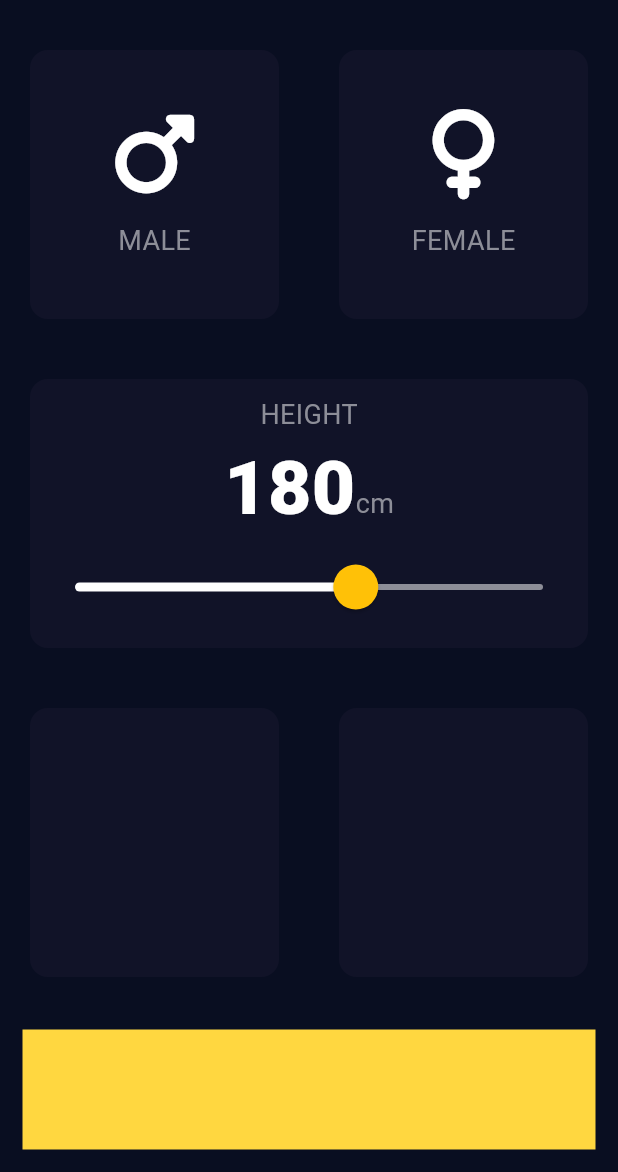
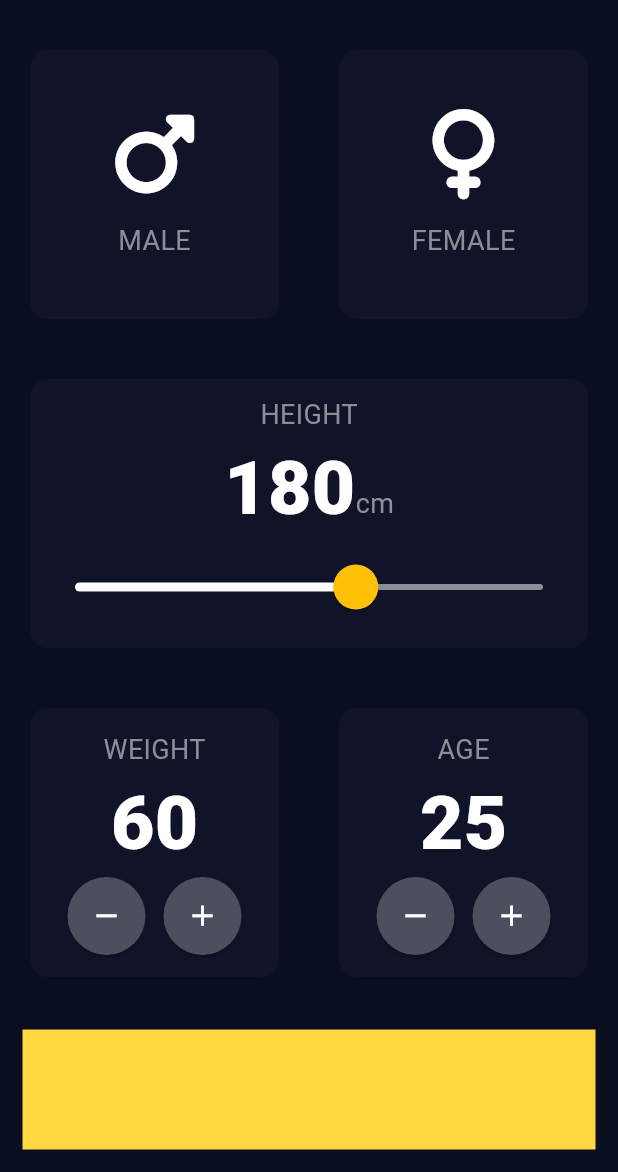
Before and after one commit to saver999/bmicalculator, a Flutter app: the screen it shows after launch, on a phone screen of 412 x 824 dp, the part 64-1236 px from its top. Run offline on Flutter 3.47's test engine with Material 3 defaults, Android fonts, the phone set to English and light mode, and no system bars; our stand-ins replace font_awesome_flutter.

Commit message:
Add CustomButton

```diff
--- a/lib/myhomepage.dart
+++ b/lib/myhomepage.dart
@@ -23,6 +23,8 @@ class _MyHomePageState extends State<MyHomePage> {
   bool isActiveMale = false;
   bool isActiveFemale = false;
   int height = 180;
+  int weight = 60;
+  int age = 25;
   @override
   Widget build(BuildContext context) {
     return Scaffold(
@@ -135,11 +137,55 @@ class _MyHomePageState extends State<MyHomePage> {
                 Expanded(
                   child: Mycard(
                     colours: Color(0xFF111328),
+                    cardChild: Column(
+                      mainAxisAlignment: MainAxisAlignment.center,
+                      children: [
+                        Text("WEIGHT", style: kLabelTextStyle,),
+                        Text("$weight", style: knumberTextStyle,),
+                        Row(
+                          mainAxisAlignment: MainAxisAlignment.center,
+                          children: [
+                            CustomButton(icon: Icons.remove, onPressed: () {
+                              setState(() {
+                                weight--;
+                              });
+                            },),
+                            CustomButton(icon: Icons.add, onPressed: () {
+                              setState(() {
+                                weight++;
+                              });
+                            },),
+                          ],
+                        )
+                      ],
+                    ),
                   ),
                 ),
                 Expanded(
                   child: Mycard(
                     colours: Color(0xFF111328),
+                    cardChild: Column(
+                      mainAxisAlignment: MainAxisAlignment.center,
+                      children: [
+                        Text("AGE", style: kLabelTextStyle,),
+                        Text("$age", style: knumberTextStyle,),
+                        Row(
+                          mainAxisAlignment: MainAxisAlignment.center,
+                          children: [
+                            CustomButton(icon: Icons.remove, onPressed: () {
+                              setState(() {
+                                age--;
+                              });
+                            },),
+                            CustomButton(icon: Icons.add, onPressed: () {
+                              setState(() {
+                                age++;
+                              });
+                            },),
+                          ],
+                        )
+                      ],
+                    ),
                   ),
                 ),
               ],
@@ -156,3 +202,28 @@ class _MyHomePageState extends State<MyHomePage> {
     );
   }
 }
+
+class CustomButton extends StatelessWidget {
+  final IconData icon;
+  final VoidCallback onPressed;
+
+  const CustomButton({required this.icon, required this.onPressed});
+  @override
+  Widget build(BuildContext context) {
+    return ElevatedButton(
+      onPressed: onPressed,
+      child: Icon(
+        icon,
+        color: Colors.white,
+        size: 23,
+      ),
+      style: ElevatedButton.styleFrom(
+        padding: EdgeInsets.all(13),
+        shape: CircleBorder(),
+        fixedSize: Size(0, 52),
+        backgroundColor: Color(0xFF4C4F5E)
+      ),
+    );
+  }
+
+}
```
